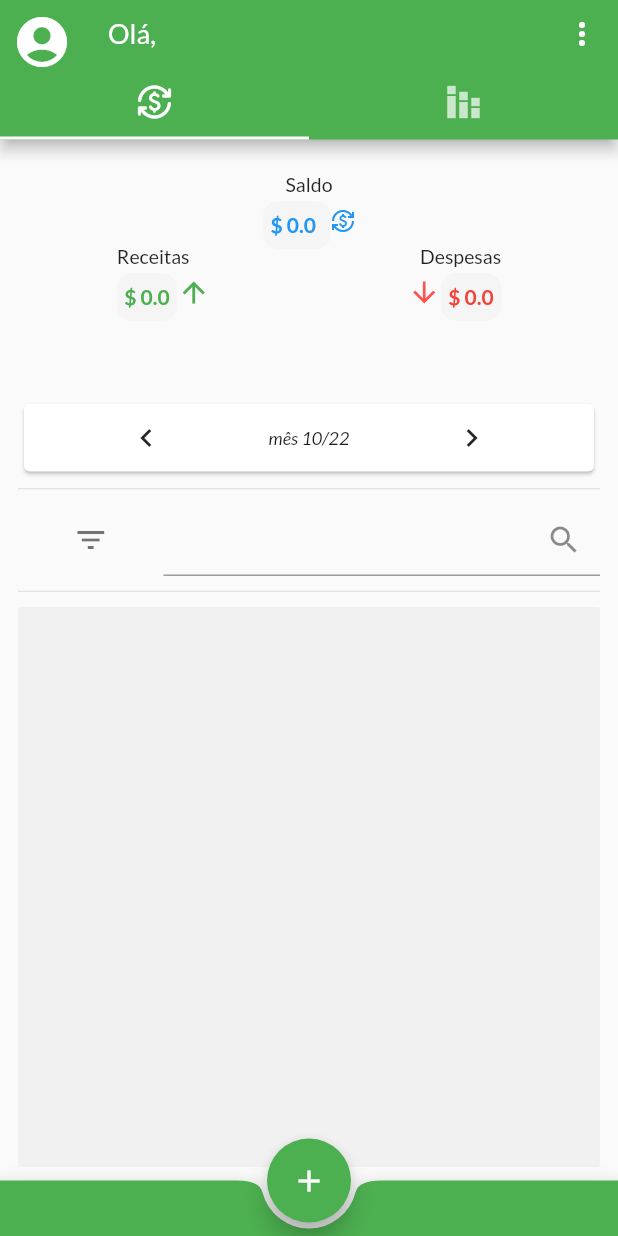
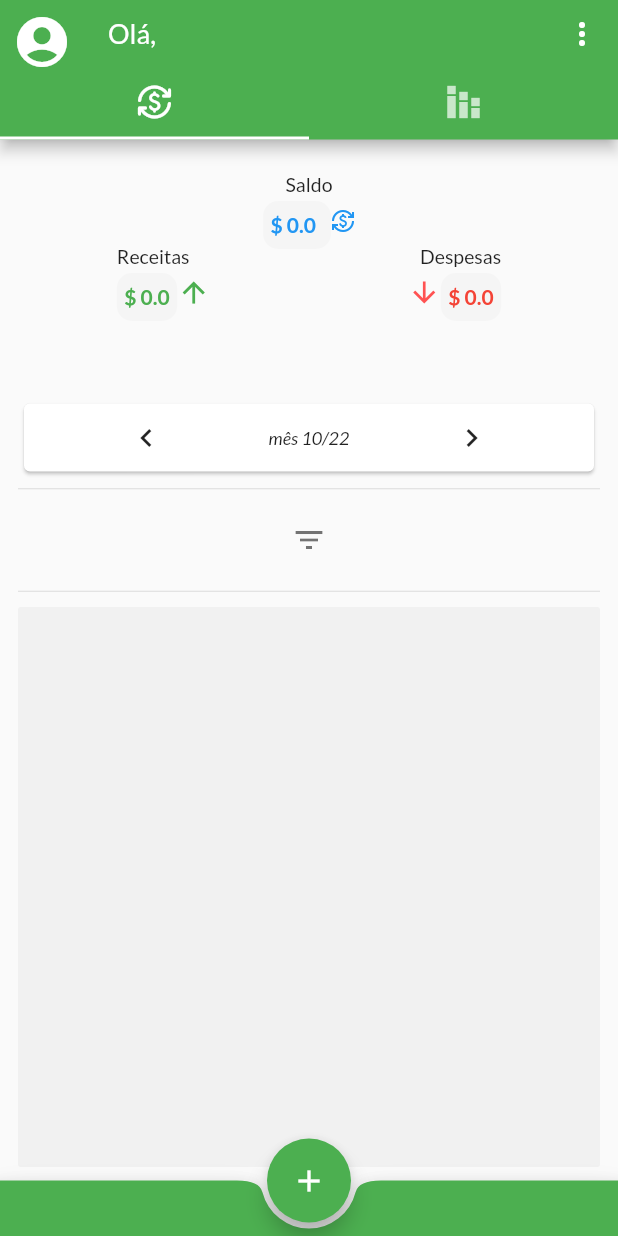
Before and after one commit to KassioRF/TP_PDM, a Flutter app: the HomeView screen opened directly, on a phone screen of 412 x 824 dp. Run offline on Flutter 3.47's test engine with Material 2 defaults, Android fonts, the phone set to English and light mode, and no system bars; our stand-ins replace email_validator, firebase_auth, firebase_core, firebase_database, google_fonts, modal_progress_hud; accounts and stored records are empty.

Commit message:
TP Entrega

```diff
--- a/gkfin/lib/views/home.dart
+++ b/gkfin/lib/views/home.dart
@@ -50,13 +50,17 @@ class _HomeView extends State<HomeView> with SingleTickerProviderStateMixin {
   void initState(){
     super.initState();
     _tabController = TabController(vsync: this, length: 2);
+    // _tabController.addListener(_handleTabSelection);
+    // _currentTab = Filter.ALL;
+
     _tabController.addListener(_handleTabSelection);
-    _currentTab = Filter.ALL;
+    _currentTab = Provider.of<Records>(context, listen: false).getFilter();
+
   }
 
   void _handleTabSelection(){
     setState(() {
-      _currentTab = _tabController.index == 0 ? Filter.ALL : Filter.INVEST;
+       _currentTab = _tabController.index == 0 ? Filter.ALL : Filter.INVEST;
     });
   }
 
@@ -134,7 +138,7 @@ class _HomeView extends State<HomeView> with SingleTickerProviderStateMixin {
             Expanded(
               flex:3,
               //header
-              child:HomeOverView(filter: _currentTab)
+              child:HomeOverView(filter: Provider.of<Records>(context, listen: false).getFilter())
             ),
             // Data slider
             Expanded(
--- a/gkfin/lib/widgets/filter_items.dart
+++ b/gkfin/lib/widgets/filter_items.dart
@@ -54,14 +54,6 @@ class _FilterItems extends State<FilterItems>{
                     Provider.of<Records>(context, listen: false).setFilter(value!);
                   },
                 ),
-                // RadioListTile(
-                //   title: const Text('investimentos'),
-                //   value: Filter.INVEST,
-                //   groupValue: activeFilter,
-                //   onChanged: (value){
-                //     Provider.of<Records>(context, listen: false).setFilter(value!);
-                //   },
-                // ),
 
               ],
             )
@@ -98,15 +90,6 @@ class _FilterItems extends State<FilterItems>{
           icon: const Icon(Icons.filter_list, color: Colors.black54,),
           ),
         ),
-        const Expanded(
-          flex: 3,
-          child: TextField(
-            cursorColor: Colors.grey,
-            decoration: InputDecoration(
-              suffixIcon: Icon(Icons.search),
-            ),
-          ),
-        ),
       ],
     );
 
```
Also changed, not shown: gkfin/lib/providers/records.dart (+0 -23 lines), gkfin/lib/providers/userAuthentication.dart (+0 -10 lines), gkfin/lib/views/add_register.dart (+35 -52 lines).
